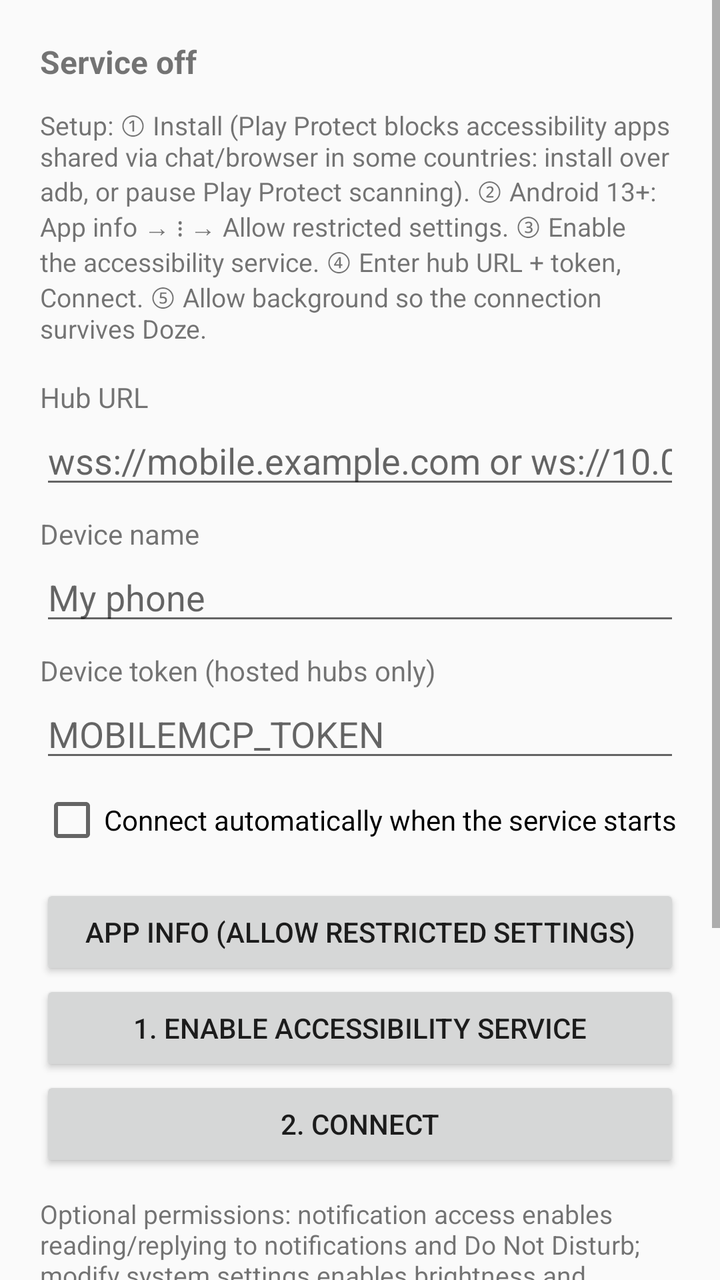
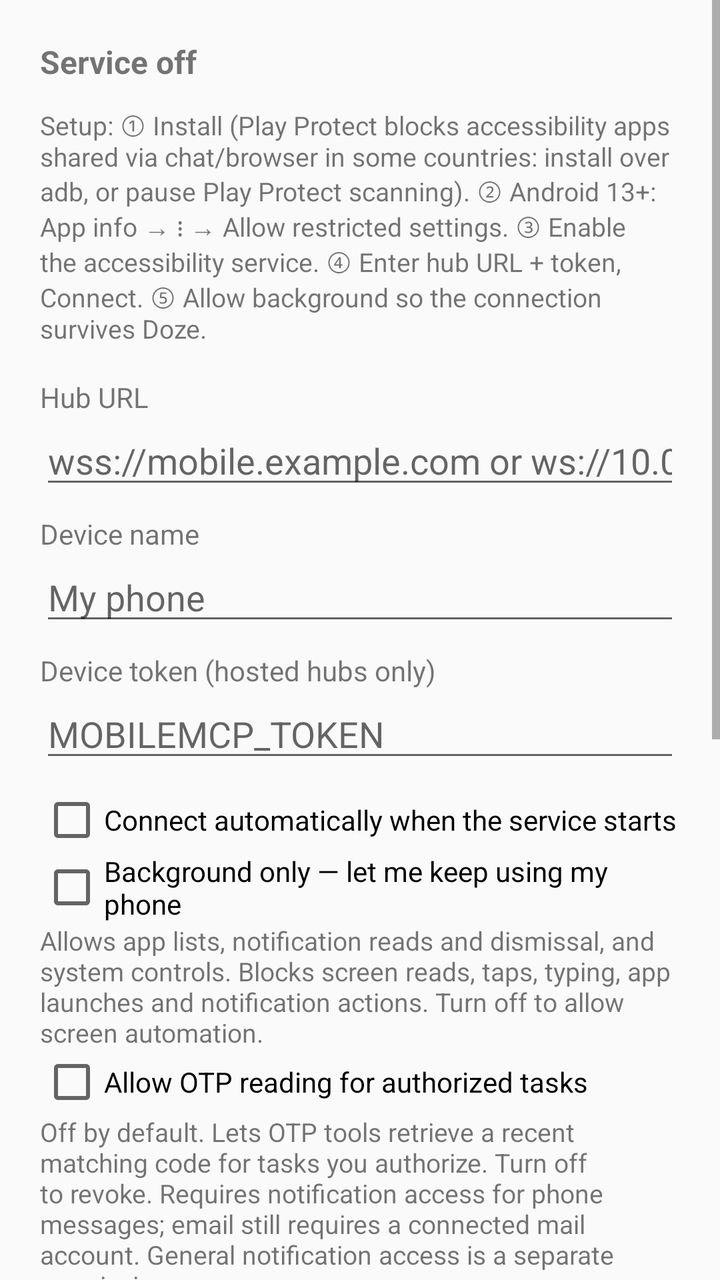

Before-and-after screenshots of an Android layout around one commit, followed by the original layout XML and the change that was made.
<!-- AndroidManifest.xml: application theme Theme.MobileMCP -->
<!-- res/layout/activity_main.xml -->
<?xml version="1.0" encoding="utf-8"?>
<ScrollView xmlns:android="http://schemas.android.com/apk/res/android"
    android:layout_width="match_parent" android:layout_height="match_parent" android:fitsSystemWindows="true">
    <LinearLayout android:layout_width="match_parent" android:layout_height="wrap_content"
        android:orientation="vertical" android:padding="20dp">

        <TextView android:id="@+id/status" android:layout_width="match_parent" android:layout_height="wrap_content"
            android:textSize="16sp" android:textStyle="bold" android:text="Service off" />

        <TextView android:layout_width="match_parent" android:layout_height="wrap_content" android:layout_marginTop="12dp" android:textSize="13sp"
            android:text="Setup: ① Install (Play Protect blocks accessibility apps shared via chat/browser in some countries: install over adb, or pause Play Protect scanning). ② Android 13+: App info → ⋮ → Allow restricted settings. ③ Enable the accessibility service. ④ Enter hub URL + token, Connect. ⑤ Allow background so the connection survives Doze." />

        <TextView android:layout_width="match_parent" android:layout_height="wrap_content" android:layout_marginTop="16dp" android:text="Hub URL" />
        <EditText android:id="@+id/hubUrl" android:layout_width="match_parent" android:layout_height="wrap_content"
            android:hint="wss://mobile.example.com or ws://10.0.2.2:17692" android:inputType="textUri" android:importantForAutofill="no" />

        <TextView android:layout_width="match_parent" android:layout_height="wrap_content" android:layout_marginTop="8dp" android:text="Device name" />
        <EditText android:id="@+id/deviceName" android:layout_width="match_parent" android:layout_height="wrap_content"
            android:hint="My phone" android:inputType="text" android:importantForAutofill="no" />

        <TextView android:layout_width="match_parent" android:layout_height="wrap_content" android:layout_marginTop="8dp" android:text="Device token (hosted hubs only)" />
        <EditText android:id="@+id/token" android:layout_width="match_parent" android:layout_height="wrap_content"
            android:hint="MOBILEMCP_TOKEN" android:inputType="textPassword" android:importantForAutofill="no" />

        <CheckBox android:id="@+id/autoConnect" android:layout_width="match_parent" android:layout_height="wrap_content"
            android:layout_marginTop="8dp" android:text="Connect automatically when the service starts" />

        <Button android:id="@+id/appInfo" android:layout_width="match_parent" android:layout_height="wrap_content"
            android:layout_marginTop="16dp" android:text="App info (allow restricted settings)" />
        <Button android:id="@+id/enableService" android:layout_width="match_parent" android:layout_height="wrap_content"
            android:text="1. Enable accessibility service" />
        <Button android:id="@+id/connect" android:layout_width="match_parent" android:layout_height="wrap_content"
            android:text="2. Connect" />
        <TextView android:layout_width="match_parent" android:layout_height="wrap_content" android:layout_marginTop="12dp" android:textSize="13sp"
            android:text="Optional permissions: notification access enables reading/replying to notifications and Do Not Disturb; modify system settings enables brightness and rotation." />
        <Button android:id="@+id/notificationAccess" android:layout_width="match_parent" android:layout_height="wrap_content" android:text="Notification access" />
        <Button android:id="@+id/writeSettings" android:layout_width="match_parent" android:layout_height="wrap_content" android:text="Modify system settings" />
        <Button android:id="@+id/battery" android:layout_width="match_parent" android:layout_height="wrap_content"
            android:text="Allow background (ignore battery optimization)" />

        <TextView android:layout_width="match_parent" android:layout_height="wrap_content" android:layout_marginTop="16dp" android:text="Log" android:textStyle="bold" />
        <TextView android:id="@+id/log" android:layout_width="match_parent" android:layout_height="wrap_content"
            android:fontFamily="monospace" android:textSize="11sp" android:textIsSelectable="true" />
    </LinearLayout>
</ScrollView>
<!-- resources referenced by this layout -->
<resources>
  <style name="Theme.MobileMCP" parent="Theme.AppCompat.DayNight" />
</resources>

<!-- the commit's change to res/layout/activity_main.xml (unified diff, before → after) -->
@@ -25,6 +25,16 @@
         <CheckBox android:id="@+id/autoConnect" android:layout_width="match_parent" android:layout_height="wrap_content"
             android:layout_marginTop="8dp" android:text="Connect automatically when the service starts" />
 
+        <CheckBox android:id="@+id/backgroundOnly" android:layout_width="match_parent" android:layout_height="wrap_content"
+            android:text="Background only — let me keep using my phone" />
+        <TextView android:layout_width="match_parent" android:layout_height="wrap_content" android:textSize="13sp"
+            android:text="Allows app lists, notification reads and dismissal, and system controls. Blocks screen reads, taps, typing, app launches and notification actions. Turn off to allow screen automation." />
+
+        <CheckBox android:id="@+id/otpAllowed" android:layout_width="match_parent" android:layout_height="wrap_content"
+            android:text="Allow OTP reading for authorized tasks" />
+        <TextView android:layout_width="match_parent" android:layout_height="wrap_content" android:textSize="13sp"
+            android:text="Off by default. Lets OTP tools retrieve a recent matching code for tasks you authorize. Turn off to revoke. Requires notification access for phone messages; email still requires a connected mail account. General notification access is a separate permission." />
+
         <Button android:id="@+id/appInfo" android:layout_width="match_parent" android:layout_height="wrap_content"
             android:layout_marginTop="16dp" android:text="App info (allow restricted settings)" />
         <Button android:id="@+id/enableService" android:layout_width="match_parent" android:layout_height="wrap_content"
